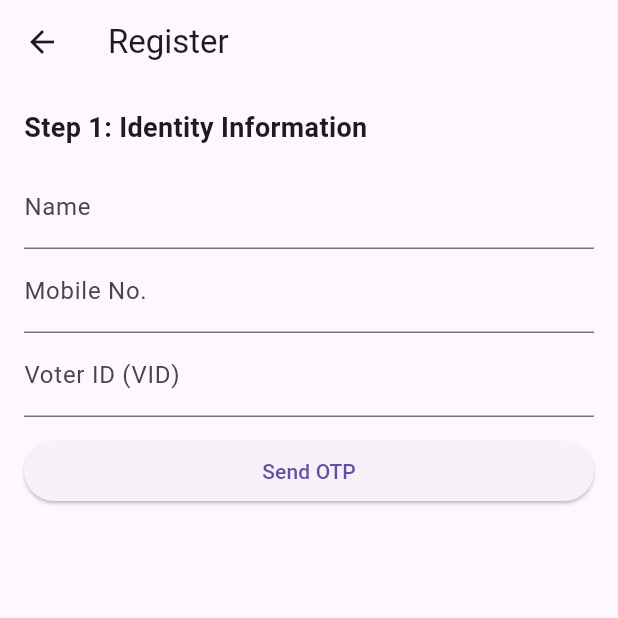
After one commit to mclovin22117/e-voting_app, a Flutter app: the screen it shows after launch, after a tap on "Go to Register", on a phone screen of 412 x 824 dp, the top half of it. The commit adds this screen. Run offline on Flutter 3.47's test engine with Material 3 defaults, Android fonts, the phone set to English and light mode, and no system bars; missing offline and left inert: web3dart.

Commit message:
fix: Ui tweaks

```diff
--- a/lib/main.dart
+++ b/lib/main.dart
@@ -4,7 +4,9 @@ import 'config/app_config.dart';
 import 'controllers/auth_controller.dart';
 import 'screens/admin_dashboard_screen.dart';
 import 'screens/auth_screen.dart';
+import 'screens/register_screen.dart';
 import 'screens/voter_home_screen.dart';
+import 'services/backend_api_service.dart';
 import 'services/blockchain_service.dart';
 import 'services/session_storage_service.dart';
 import 'services/wallet_service.dart';
@@ -37,6 +39,7 @@ class _MyAppState extends State<MyApp> {
     _authController = AuthController(
       walletService: WalletService(blockchainService: _blockchainService),
       sessionStorage: SessionStorageService(),
+      backendApiService: BackendApiService(baseUrl: widget.config.backendUrl),
     );
     _authController.restoreSession();
   }
@@ -57,6 +60,9 @@ class _MyAppState extends State<MyApp> {
               blockchainService: _blockchainService,
               authController: _authController,
             ),
+        RegisterScreen.routeName: (context) => RegisterScreen(
+              authController: _authController,
+            ),
       },
     );
   }
--- a/lib/screens/auth_screen.dart
+++ b/lib/screens/auth_screen.dart
@@ -2,6 +2,7 @@ import 'package:flutter/material.dart';
 
 import '../controllers/auth_controller.dart';
 import 'admin_dashboard_screen.dart';
+import 'register_screen.dart';
 import 'voter_home_screen.dart';
 
 class AuthScreen extends StatelessWidget {
@@ -124,30 +125,46 @@ class AuthScreen extends StatelessWidget {
             const SizedBox(height: 24),
             // Action buttons
             if (!authController.isAuthenticated)
+              Column(
+                crossAxisAlignment: CrossAxisAlignment.stretch,
+                children: [
                   ElevatedButton.icon(
                     onPressed: () async {
-                  final connected = await authController.connectWallet();
-                  if (connected && context.mounted) {
-                    // Role-based navigation
+                      await authController.connectWalletOnly();
+                    },
+                    icon: const Icon(Icons.wallet),
+                    label: const Text('Connect Wallet'),
+                  ),
+                  const SizedBox(height: 12),
+                  ElevatedButton.icon(
+                    onPressed: () async {
+                      final loggedIn = await authController.loginWithWallet();
+                      if (loggedIn && context.mounted) {
                         if (authController.canAccessAdmin()) {
-                      Navigator.of(context)
-                          .pushNamedAndRemoveUntil(
+                          Navigator.of(context).pushNamedAndRemoveUntil(
                             AdminDashboardScreen.routeName,
                             (route) => false,
-                      )
-                          .ignore();
+                          );
                         } else if (authController.canAccessVoter()) {
-                      Navigator.of(context)
-                          .pushNamedAndRemoveUntil(
+                          Navigator.of(context).pushNamedAndRemoveUntil(
                             VoterHomeScreen.routeName,
                             (route) => false,
-                      )
-                          .ignore();
+                          );
                         }
                       }
                     },
-                icon: const Icon(Icons.wallet),
-                label: const Text('Connect Wallet'),
+                    icon: const Icon(Icons.login),
+                    label: const Text('Login to Vote'),
+                  ),
+                  const SizedBox(height: 12),
+                  OutlinedButton.icon(
+                    onPressed: () {
+                      Navigator.of(context).pushNamed(RegisterScreen.routeName);
+                    },
+                    icon: const Icon(Icons.app_registration),
+                    label: const Text('Go to Register'),
+                  ),
+                ],
               )
             else ...[
               ElevatedButton.icon(
@@ -180,6 +197,20 @@ class AuthScreen extends StatelessWidget {
                   icon: const Icon(Icons.admin_panel_settings),
                   label: const Text('Admin Access Denied'),
                 ),
+              if (authController.registrationPending) ...[
+                const SizedBox(height: 12),
+                Container(
+                  padding: const EdgeInsets.all(12),
+                  decoration: BoxDecoration(
+                    color: Colors.amber.shade50,
+                    border: Border.all(color: Colors.amber.shade300),
+                    borderRadius: BorderRadius.circular(8),
+                  ),
+                  child: const Text(
+                    'Registration pending admin verification. You can login, but voting stays disabled until your wallet is registered on-chain.',
+                  ),
+                ),
+              ],
               const SizedBox(height: 12),
               OutlinedButton.icon(
                 onPressed: () async {
--- /dev/null
+++ b/lib/screens/register_screen.dart
@@ -0,0 +1,323 @@
+import 'package:flutter/material.dart';
+
+import '../controllers/auth_controller.dart';
+
+class RegisterScreen extends StatefulWidget {
+  const RegisterScreen({
+    super.key,
+    required this.authController,
+  });
+
+  static const routeName = '/register';
+
+  final AuthController authController;
+
+  @override
+  State<RegisterScreen> createState() => _RegisterScreenState();
+}
+
+class _RegisterScreenState extends State<RegisterScreen> {
+  int _step = 1;
+  bool _busy = false;
+  String _note = '';
+
+  final _nameController = TextEditingController();
+  final _mobileController = TextEditingController();
+  final _vidController = TextEditingController();
+  final _otpController = TextEditingController();
+
+  @override
+  void dispose() {
+    _nameController.dispose();
+    _mobileController.dispose();
+    _vidController.dispose();
+    _otpController.dispose();
+    super.dispose();
+  }
+
+  Future<void> _sendOtp() async {
+    final name = _nameController.text.trim();
+    final mobile = _mobileController.text.trim();
+    final vid = _vidController.text.trim();
+
+    if (name.isEmpty || mobile.isEmpty || vid.isEmpty) {
+      setState(() {
+        _note = 'Enter name, mobile number, and voter ID.';
+      });
+      return;
+    }
+
+    setState(() {
+      _busy = true;
+      _note = 'Sending OTP...';
+    });
+
+    try {
+      await widget.authController.backendApiService.initOtp(
+        name: name,
+        mobile: mobile,
+        vid: vid,
+      );
+
+      if (!mounted) return;
+      setState(() {
+        _step = 2;
+        _note = 'OTP sent to your mobile.';
+      });
+    } catch (e) {
+      if (!mounted) return;
+      setState(() {
+        _step = 2;
+        _note = 'OTP endpoint unavailable. For demo, use 123456.';
+      });
+    } finally {
+      if (mounted) {
+        setState(() {
+          _busy = false;
+        });
+      }
+    }
+  }
+
+  Future<void> _verifyOtp() async {
+    final vid = _vidController.text.trim();
+    final otp = _otpController.text.trim();
+
+    if (otp.isEmpty) {
+      setState(() {
+        _note = 'Enter OTP.';
+      });
+      return;
+    }
+
+    setState(() {
+      _busy = true;
+      _note = 'Verifying OTP...';
+    });
+
+    try {
+      await widget.authController.backendApiService.verifyOtp(
+        vid: vid,
+        otp: otp,
+      );
+      if (!mounted) return;
+      setState(() {
+        _step = 3;
+        _note = 'Verified. Now connect and link your wallet.';
+      });
+    } catch (e) {
+      if (otp == '123456') {
+        if (!mounted) return;
+        setState(() {
+          _step = 3;
+          _note = 'Verified via demo fallback. Now connect and link your wallet.';
+        });
+      } else {
+        if (!mounted) return;
+        setState(() {
+          _note = 'OTP verification failed. Use 123456 for demo.';
+        });
+      }
+    } finally {
+      if (mounted) {
+        setState(() {
+          _busy = false;
+        });
+      }
+    }
+  }
+
+  Future<void> _connectWallet() async {
+    setState(() {
+      _busy = true;
+      _note = 'Connecting wallet...';
+    });
+
+    try {
+      final address = await widget.authController.connectWalletOnly();
+      if (!mounted) return;
+
+      if (address == null) {
+        setState(() {
+          _note = 'MetaMask connection unavailable. Configure wallet connection first.';
+        });
+        return;
+      }
+
+      setState(() {
+        _note = 'Wallet connected: $address';
+      });
+    } catch (e) {
+      if (!mounted) return;
+      setState(() {
+        _note = 'Wallet connection failed: $e';
+      });
+    } finally {
+      if (mounted) {
+        setState(() {
+          _busy = false;
+        });
+      }
+    }
+  }
+
+  Future<void> _linkWallet() async {
+    final address = widget.authController.connectedAccount;
+    if (address == null) {
+      setState(() {
+        _note = 'Connect wallet first.';
+      });
+      return;
+    }
+
+    setState(() {
+      _busy = true;
+      _note = 'Linking wallet to registration...';
+    });
+
+    try {
+      await widget.authController.backendApiService.linkWallet(
+        vid: _vidController.text.trim(),
+        address: address,
+        name: _nameController.text.trim(),
+        mobile: _mobileController.text.trim(),
+      );
+
+      if (!mounted) return;
+      setState(() {
+        _step = 4;
+        _note = 'Registration successful. You can now login with your wallet.';
+      });
+    } catch (e) {
+      if (!mounted) return;
+      setState(() {
+        _note = 'Wallet linking failed: $e';
+      });
+    } finally {
+      if (mounted) {
+        setState(() {
+          _busy = false;
+        });
+      }
+    }
+  }
+
+  @override
+  Widget build(BuildContext context) {
+    return Scaffold(
+      appBar: AppBar(title: const Text('Register')),
+      body: SingleChildScrollView(
+        padding: const EdgeInsets.all(16),
+        child: Column(
+          crossAxisAlignment: CrossAxisAlignment.stretch,
+          children: [
+            if (_step == 1) ...[
+              const Text(
+                'Step 1: Identity Information',
+                style: TextStyle(fontSize: 18, fontWeight: FontWeight.bold),
+              ),
+              const SizedBox(height: 12),
+              TextField(
+                controller: _nameController,
+                decoration: const InputDecoration(labelText: 'Name'),
+              ),
+              TextField(
+                controller: _mobileController,
+                decoration: const InputDecoration(labelText: 'Mobile No.'),
+              ),
+              TextField(
+                controller: _vidController,
+                decoration: const InputDecoration(labelText: 'Voter ID (VID)'),
+              ),
+              const SizedBox(height: 12),
+              ElevatedButton(
+                onPressed: _busy ? null : _sendOtp,
+                child: const Text('Send OTP'),
+              ),
+            ],
+            if (_step == 2) ...[
+              const Text(
+                'Step 2: Verify OTP',
+                style: TextStyle(fontSize: 18, fontWeight: FontWeight.bold),
+              ),
+              const SizedBox(height: 12),
+              TextField(
+                controller: _otpController,
+                decoration: const InputDecoration(labelText: 'OTP'),
+              ),
+              const SizedBox(height: 12),
+              ElevatedButton(
+                onPressed: _busy ? null : _verifyOtp,
+                child: const Text('Verify OTP'),
+              ),
+              TextButton(
+                onPressed: _busy
+                    ? null
+                    : () {
+                        setState(() {
+                          _step = 1;
+                        });
+                      },
+                child: const Text('Back'),
+              ),
+            ],
+            if (_step == 3) ...[
+              const Text(
+                'Step 3: Link MetaMask Wallet',
+                style: TextStyle(fontSize: 18, fontWeight: FontWeight.bold),
+              ),
+              const SizedBox(height: 8),
+              const Text(
+                'Connect and link the wallet you will use for voting.',
+              ),
+              const SizedBox(height: 12),
+              ElevatedButton(
+                onPressed: _busy ? null : _connectWallet,
+                child: Text(
+                  widget.authController.connectedAccount == null
+                      ? 'Connect Wallet'
+                      : 'Wallet Connected',
+                ),
+              ),
+              if (widget.authController.connectedAccount != null) ...[
+                const SizedBox(height: 8),
+                Text(
+                  widget.authController.connectedAccount!,
+                  style: const TextStyle(fontSize: 12),
+                ),
+              ],
+              const SizedBox(height: 12),
+              ElevatedButton(
+                onPressed: _busy || widget.authController.connectedAccount == null
+                    ? null
+                    : _linkWallet,
+                child: const Text('Link Wallet'),
+              ),
+            ],
+            if (_step == 4) ...[
+              const Text(
+                'Registration Complete',
+                style: TextStyle(fontSize: 18, fontWeight: FontWeight.bold),
+              ),
+              const SizedBox(height: 8),
+              const Text(
+                'Registration successful. You may now login with your wallet to vote.',
+              ),
+              const SizedBox(height: 12),
+              ElevatedButton(
+                onPressed: () {
+                  Navigator.of(context).pop();
+                },
+                child: const Text('Go to Login'),
+              ),
+            ],
+            if (_note.isNotEmpty) ...[
+              const SizedBox(height: 12),
+              Text(_note),
+            ],
+          ],
+        ),
+      ),
+    );
+  }
+}
--- a/lib/services/backend_api_service.dart
+++ b/lib/services/backend_api_service.dart
@@ -1,6 +1,26 @@
 import 'dart:convert';
 
 import 'package:http/http.dart' as http;
+
+class BackendVoterRecord {
+  const BackendVoterRecord({
+    required this.address,
+    required this.cid,
+    this.data,
+  });
+
+  final String address;
+  final String cid;
+  final Map<String, dynamic>? data;
+
+  factory BackendVoterRecord.fromJson(Map<String, dynamic> json) {
+    return BackendVoterRecord(
+      address: (json['address'] ?? '').toString(),
+      cid: (json['cid'] ?? '').toString(),
+      data: json['data'] as Map<String, dynamic>?,
+    );
+  }
+}
 
 class BackendApiService {
   BackendApiService({
@@ -11,6 +31,9 @@ class BackendApiService {
   final String baseUrl;
   final http.Client _client;
 
+  // Demo fallback map, aligned with the website's local demo mapping behavior.
+  final Map<String, Map<String, String>> _localDemoLinkedWallets = {};
+
   Future<Map<String, dynamic>> healthCheck() async {
     final response = await _client.get(Uri.parse('$baseUrl/health'));
     if (response.statusCode < 200 || response.statusCode >= 300) {
@@ -18,4 +41,103 @@ class BackendApiService {
     }
     return jsonDecode(response.body) as Map<String, dynamic>;
   }
+
+  Future<void> initOtp({
+    required String name,
+    required String mobile,
+    required String vid,
+  }) async {
+    final response = await _client.post(
+      Uri.parse('$baseUrl/register/initOtp'),
+      headers: const {'Content-Type': 'application/json'},
+      body: jsonEncode({
+        'name': name,
+        'mobile': mobile,
+        'vid': vid,
+      }),
+    );
+
+    if (response.statusCode < 200 || response.statusCode >= 300) {
+      throw Exception('OTP initialization failed: ${response.statusCode}');
+    }
+  }
+
+  Future<void> verifyOtp({
+    required String vid,
+    required String otp,
+  }) async {
+    final response = await _client.post(
+      Uri.parse('$baseUrl/register/verifyOtp'),
+      headers: const {'Content-Type': 'application/json'},
+      body: jsonEncode({
+        'vid': vid,
+        'otp': otp,
+      }),
+    );
+
+    if (response.statusCode < 200 || response.statusCode >= 300) {
+      throw Exception('OTP verification failed: ${response.statusCode}');
+    }
+  }
+
+  Future<BackendVoterRecord?> getVoter(String address) async {
+    final response = await _client.get(Uri.parse('$baseUrl/voter/$address'));
+    if (response.statusCode == 404) {
+      return null;
+    }
+    if (response.statusCode < 200 || response.statusCode >= 300) {
+      throw Exception('Failed to load voter record: ${response.statusCode}');
+    }
+
+    return BackendVoterRecord.fromJson(
+      jsonDecode(response.body) as Map<String, dynamic>,
+    );
+  }
+
+  Future<BackendVoterRecord?> linkWallet({
+    required String vid,
+    required String address,
+    String? name,
+    String? mobile,
+  }) async {
+    try {
+      final response = await _client.post(
+        Uri.parse('$baseUrl/register/linkWallet'),
+        headers: const {'Content-Type': 'application/json'},
+        body: jsonEncode({
+          'vid': vid,
+          'address': address,
+        }),
+      );
+
+      if (response.statusCode < 200 || response.statusCode >= 300) {
+        throw Exception('Wallet link failed: ${response.statusCode}');
+      }
+
+      return BackendVoterRecord.fromJson(
+        jsonDecode(response.body) as Map<String, dynamic>,
+      );
+    } catch (_) {
+      // Website-compatible fallback for demo environments.
+      _localDemoLinkedWallets[address.toLowerCase()] = {
+        'vid': vid,
+        'name': name ?? '',
+        'mobile': mobile ?? '',
+      };
+
+      return BackendVoterRecord(
+        address: address,
+        cid: 'local-demo',
+        data: {
+          'vid': vid,
+          'name': name,
+          'mobile': mobile,
+        },
+      );
+    }
+  }
+
+  bool hasLocalDemoWalletLink(String address) {
+    return _localDemoLinkedWallets.containsKey(address.toLowerCase());
+  }
 }
```
Also changed, not shown: lib/controllers/auth_controller.dart (+98 -18 lines). Lines whose indentation alone changed are shown as unchanged.
